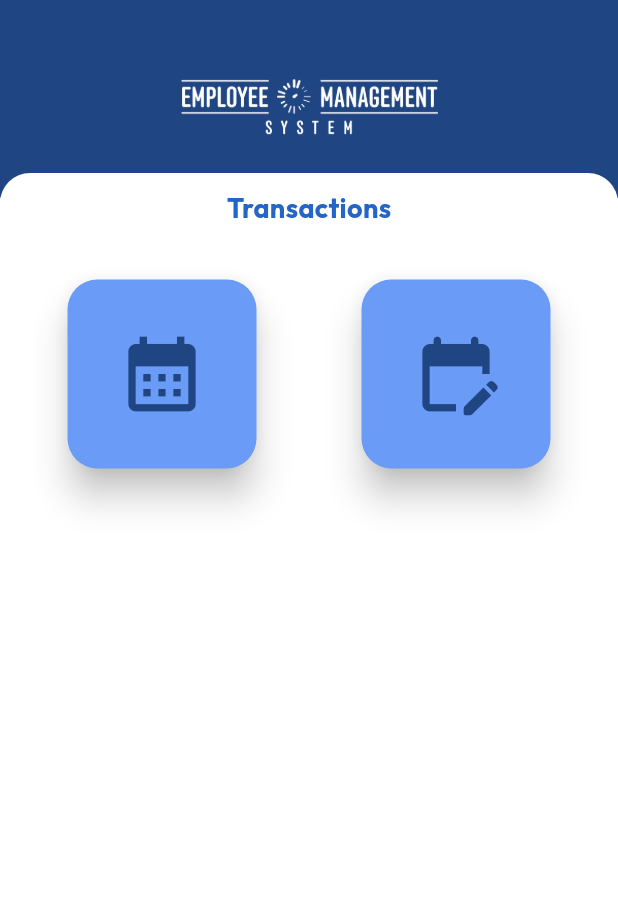
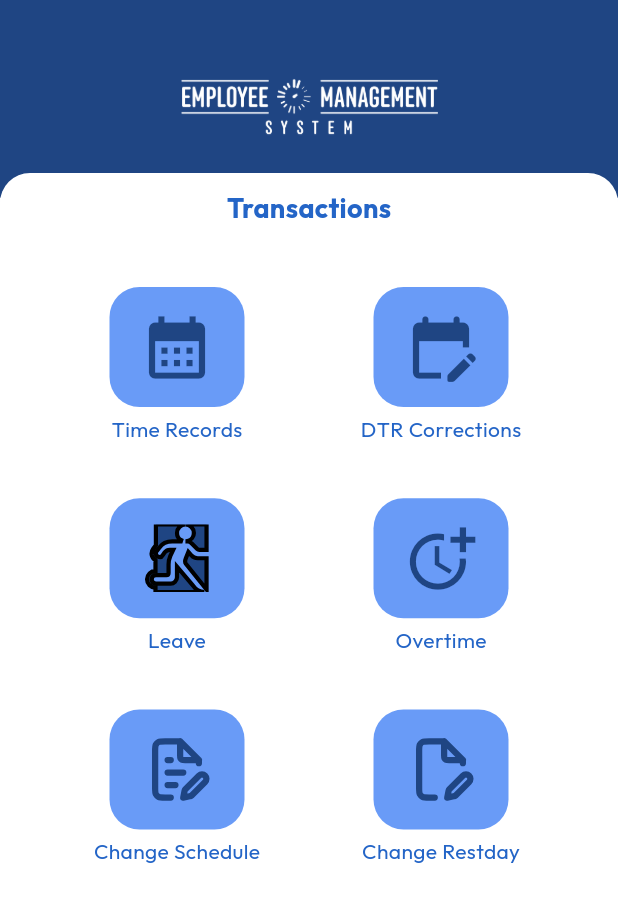
Before and after one commit to NekoIchigo/ems_v4, a Flutter app: the Transactions screen opened by its route, on a phone screen of 412 x 824 dp. Shown: the top 902 px of the screen. Run offline on Flutter 3.47's test engine with Material 3 defaults, Android fonts, the phone set to English and light mode, and no system bars; our stand-ins replace calendar_date_picker2, convex_bottom_bar, flutter_svg, geolocator, get, google_fonts and 4 more; missing offline and left inert: flutter_device_type; accounts and stored records are empty; network calls fail; statements that could not run were skipped; project files that could hold a hidden picture were left out.

Commit message:
feat: transactions menu ui created

```diff
--- a/lib/global/api.dart
+++ b/lib/global/api.dart
@@ -8,8 +8,8 @@ import 'package:http/retry.dart';
 import 'package:shared_preferences/shared_preferences.dart';
 
 class ApiCall {
-  // final String _baseUrl = 'http://10.10.10.221:8000/api/mobile'; // company ip
-  final String _baseUrl = "https://stg-ems.globalland.com.ph/api";
+  final String _baseUrl = 'http://10.10.10.221:8000/api/mobile'; // company ip
+  // final String _baseUrl = "https://stg-ems.globalland.com.ph/api";
   final Duration _timeOutDuration = const Duration(seconds: 30);
   final client = RetryClient(http.Client());
 
--- a/lib/views/layout/private/transactions/transactions.dart
+++ b/lib/views/layout/private/transactions/transactions.dart
@@ -2,6 +2,7 @@ import 'package:ems_v4/global/constants.dart';
 import 'package:ems_v4/views/widgets/builder/ems_container.dart';
 import 'package:ems_v4/views/widgets/buttons/transaction_menu_button.dart';
 import 'package:flutter/material.dart';
+import 'package:flutter_svg/flutter_svg.dart';
 import 'package:get/get.dart';
 
 class Transactions extends StatefulWidget {
@@ -33,31 +34,77 @@ class _TransactionsState extends State<Transactions> {
                       fontSize: 18,
                     ),
                   ),
+                  const SizedBox(height: 20),
                   SizedBox(
                     height: Get.height * .6,
                     child: GridView.count(
-                      padding: const EdgeInsets.symmetric(horizontal: 10),
+                      padding: const EdgeInsets.symmetric(
+                          horizontal: 30, vertical: 20),
                       crossAxisCount: 2,
+                      childAspectRatio: 1.25,
                       children: [
                         TransactionMenuButton(
                           onPressed: () {
                             Get.toNamed('/transactions/time_records');
                           },
+                          title: "Time Records",
                           child: const Center(
                             child: Icon(
                               Icons.calendar_month,
-                              size: 60,
+                              size: 50,
                               color: bgPrimaryBlue,
                             ),
                           ),
                         ),
                         TransactionMenuButton(
                           onPressed: () {},
+                          title: "DTR Corrections",
                           child: const Center(
                             child: Icon(
                               Icons.edit_calendar_rounded,
-                              size: 60,
+                              size: 50,
                               color: bgPrimaryBlue,
+                            ),
+                          ),
+                        ),
+                        TransactionMenuButton(
+                          onPressed: () {},
+                          title: "Leave",
+                          child: Center(
+                            child: SvgPicture.asset(
+                              "assets/svg/leave.svg",
+                              height: 45,
+                            ),
+                          ),
+                        ),
+                        TransactionMenuButton(
+                          onPressed: () {},
+                          title: "Overtime",
+                          child: const Center(
+                            child: Icon(
+                              Icons.more_time,
+                              size: 50,
+                              color: bgPrimaryBlue,
+                            ),
+                          ),
+                        ),
+                        TransactionMenuButton(
+                          onPressed: () {},
+                          title: "Change Schedule",
+                          child: Center(
+                            child: SvgPicture.asset(
+                              "assets/svg/change_schedule.svg",
+                              height: 50,
+                            ),
+                          ),
+                        ),
+                        TransactionMenuButton(
+                          onPressed: () {},
+                          title: "Change Restday",
+                          child: Center(
+                            child: SvgPicture.asset(
+                              "assets/svg/change_restday.svg",
+                              height: 50,
                             ),
                           ),
                         ),
--- a/lib/views/widgets/buttons/transaction_menu_button.dart
+++ b/lib/views/widgets/buttons/transaction_menu_button.dart
@@ -3,9 +3,13 @@ import 'package:flutter/material.dart';
 
 class TransactionMenuButton extends StatefulWidget {
   final Function() onPressed;
+  final String title;
   final Widget child;
   const TransactionMenuButton(
-      {super.key, required this.onPressed, required this.child});
+      {super.key,
+      required this.onPressed,
+      required this.child,
+      required this.title});
 
   @override
   State<TransactionMenuButton> createState() => _TransactionMenuButtonState();
@@ -14,20 +18,33 @@ class TransactionMenuButton extends StatefulWidget {
 class _TransactionMenuButtonState extends State<TransactionMenuButton> {
   @override
   Widget build(BuildContext context) {
-    return Container(
-      margin: const EdgeInsets.all(35),
-      child: ElevatedButton(
-        onPressed: widget.onPressed,
-        style: ElevatedButton.styleFrom(
-          shadowColor: Colors.black,
-          backgroundColor: bgSky,
-          elevation: 10,
-          shape: RoundedRectangleBorder(
-            borderRadius: BorderRadius.circular(20),
+    return Column(
+      mainAxisSize: MainAxisSize.min,
+      children: [
+        Container(
+          height: 80,
+          width: 90,
+          alignment: Alignment.center,
+          child: IconButton(
+            onPressed: widget.onPressed,
+            icon: widget.child,
+            splashColor: Colors.white,
+            style: IconButton.styleFrom(
+              backgroundColor: bgSky,
+              shape: RoundedRectangleBorder(
+                borderRadius: BorderRadius.circular(20),
+              ),
+            ),
           ),
         ),
-        child: widget.child,
-      ),
+        const SizedBox(height: 5),
+        Text(
+          widget.title,
+          style: const TextStyle(
+            color: primaryBlue,
+          ),
+        ),
+      ],
     );
   }
 }
```
Also changed, not shown: assets/svg/change_restday.svg (added), assets/svg/change_schedule.svg (added), assets/svg/leave.svg.
